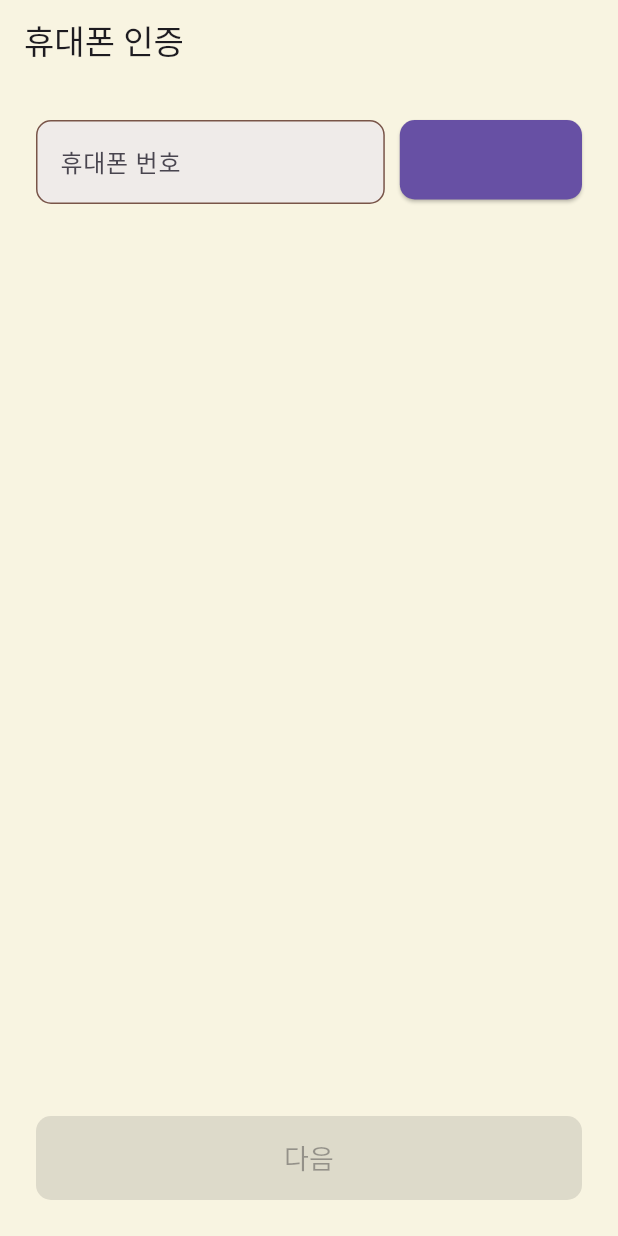
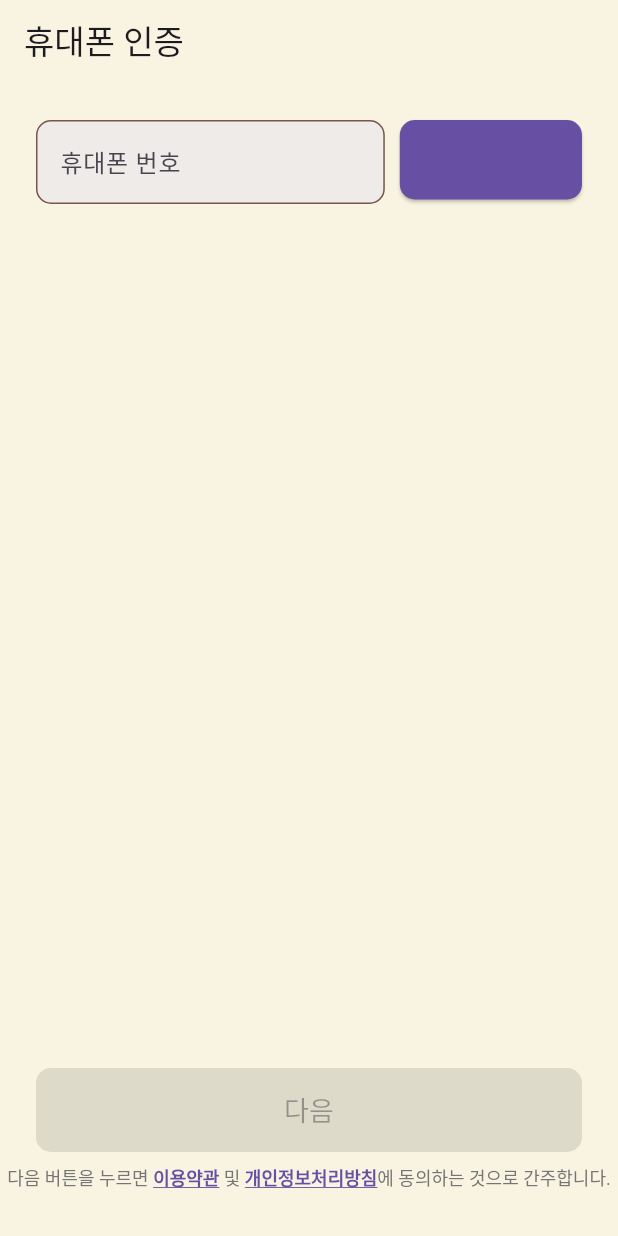
Before and after one commit to kst20209/leet_seung_mo, a Flutter app: the PhoneVerificationScreen screen opened directly with empty values, on a phone screen of 412 x 824 dp. Run offline on Flutter 3.47's test engine with Material 3 defaults, Android fonts, the phone set to English and light mode, and no system bars; our stand-ins replace cloud_firestore, cloud_functions, firebase_auth, firebase_core, firebase_crashlytics, flutter_cache_manager and 2 more; missing offline and left inert: no_screenshot; accounts and stored records are empty; network calls fail.

Commit message:
이용약관 내용 수정

```diff
--- a/lib/screens/signup/phone_verification_screen.dart
+++ b/lib/screens/signup/phone_verification_screen.dart
@@ -2,6 +2,8 @@ import 'package:flutter/material.dart';
 import 'package:firebase_auth/firebase_auth.dart';
 import 'package:leet_seung_mo/utils/responsive_container.dart';
 import 'dart:async';
+import 'package:url_launcher/url_launcher.dart';
+import 'package:flutter/gestures.dart';
 import '../../main.dart';
 import '../../widgets/build_text_field.dart';
 import '../../utils/firebase_service.dart';
@@ -29,6 +31,10 @@ class _PhoneVerificationScreenState extends State<PhoneVerificationScreen> {
   String? _verificationId;
   Timer? _timer;
   int _timeLeft = 60; // 1분으로 유지
+
+  // 약관 및 개인정보처리방침 URL
+  final String _policyUrl = 'https://leetoreum.com/policy';
+  final String _privacyUrl = 'https://leetoreum.com/privacy';
 
   @override
   void dispose() {
@@ -61,6 +67,16 @@ class _PhoneVerificationScreenState extends State<PhoneVerificationScreen> {
 
   String get _formatTime {
     return '${(_timeLeft ~/ 60).toString().padLeft(2, '0')}:${(_timeLeft % 60).toString().padLeft(2, '0')}';
+  }
+
+  // URL 열기 함수
+  Future<void> _launchUrl(String url) async {
+    final Uri uri = Uri.parse(url);
+    if (!await launchUrl(uri, mode: LaunchMode.externalApplication)) {
+      ScaffoldMessenger.of(context).showSnackBar(
+        SnackBar(content: Text('URL을 열 수 없습니다')),
+      );
+    }
   }
 
   Future<void> _sendVerificationCode() async {
@@ -221,16 +237,19 @@ class _PhoneVerificationScreenState extends State<PhoneVerificationScreen> {
                             validator: (value) => _codeError,
                             keyboardType: TextInputType.number,
                           ),
-                        ]
+                        ],
                       ],
                     ),
                   ),
                 ),
               ),
             ),
+            Column(
+              children: [
                 Container(
                   width: double.infinity,
-              padding: const EdgeInsets.all(24.0),
+                  padding:
+                      const EdgeInsets.symmetric(vertical: 8, horizontal: 24),
                   child: ElevatedButton(
                     child: Text('다음', style: TextStyle(fontSize: 18)),
                     style: ElevatedButton.styleFrom(
@@ -243,6 +262,48 @@ class _PhoneVerificationScreenState extends State<PhoneVerificationScreen> {
                     onPressed: null,
                   ),
                 ),
+                RichText(
+                  text: TextSpan(
+                    style: TextStyle(
+                      color: Colors.grey[600],
+                      fontSize: 12,
+                    ),
+                    children: [
+                      TextSpan(
+                        text: '다음 버튼을 누르면 ',
+                      ),
+                      TextSpan(
+                        text: '이용약관',
+                        style: TextStyle(
+                          color: Theme.of(context).primaryColor,
+                          fontWeight: FontWeight.bold,
+                          decoration: TextDecoration.underline,
+                        ),
+                        recognizer: TapGestureRecognizer()
+                          ..onTap = () => _launchUrl(_policyUrl),
+                      ),
+                      TextSpan(
+                        text: ' 및 ',
+                      ),
+                      TextSpan(
+                        text: '개인정보처리방침',
+                        style: TextStyle(
+                          color: Theme.of(context).primaryColor,
+                          fontWeight: FontWeight.bold,
+                          decoration: TextDecoration.underline,
+                        ),
+                        recognizer: TapGestureRecognizer()
+                          ..onTap = () => _launchUrl(_privacyUrl),
+                      ),
+                      TextSpan(
+                        text: '에 동의하는 것으로 간주합니다.',
+                      ),
+                    ],
+                  ),
+                ),
+                SizedBox(height: 30),
+              ],
+            ),
           ],
         ),
       ),
--- a/lib/screens/signup/signup_screen.dart
+++ b/lib/screens/signup/signup_screen.dart
@@ -1,6 +1,5 @@
 import 'package:flutter/material.dart';
 import 'package:leet_seung_mo/main.dart';
-import 'build_terms_page.dart';
 import 'phone_verification_screen.dart';
 import 'nickname_screen.dart';
 import 'build_thankyou_page.dart';
@@ -17,7 +16,6 @@ class _SignUpScreenState extends State<SignUpScreen> {
   final PageController _pageController = PageController();
   late final UserRepository _userRepository;
   int _currentPage = 0;
-  bool _agreedToTerms = false;
 
   @override
   void initState() {
@@ -36,19 +34,6 @@ class _SignUpScreenState extends State<SignUpScreen> {
           controller: _pageController,
           physics: NeverScrollableScrollPhysics(),
           children: [
-            BuildTermsPage(
-              agreedToTerms: _agreedToTerms,
-              onAgreedToTermsChanged: (value) {
-                setState(() {
-                  _agreedToTerms = value;
-                });
-              },
-              onNextPressed: () {
-                if (_agreedToTerms) {
-                  _goToNextPage();
-                }
-              },
-            ),
             PhoneVerificationScreen(
               onNext: _goToNextPage,
             ),
@@ -71,7 +56,7 @@ class _SignUpScreenState extends State<SignUpScreen> {
   }
 
   Future<void> _goToNextPage() async {
-    if (_currentPage < 3) {
+    if (_currentPage < 2) {
       await _pageController.nextPage(
         duration: Duration(milliseconds: 300),
         curve: Curves.easeInOut,
--- a/pubspec.yaml
+++ b/pubspec.yaml
@@ -24,6 +24,7 @@ dependencies:
   in_app_purchase: ^3.2.1
   in_app_purchase_storekit: ^0.3.21
   cloud_functions: ^5.3.2
+  url_launcher: ^6.3.1
 
 dev_dependencies:
   flutter_test:
```
Lines whose indentation alone changed are shown as unchanged.
